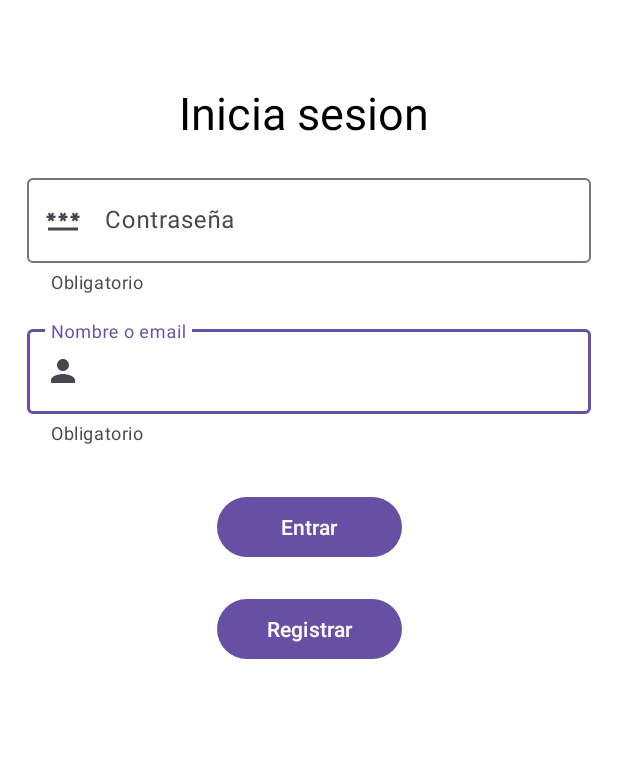
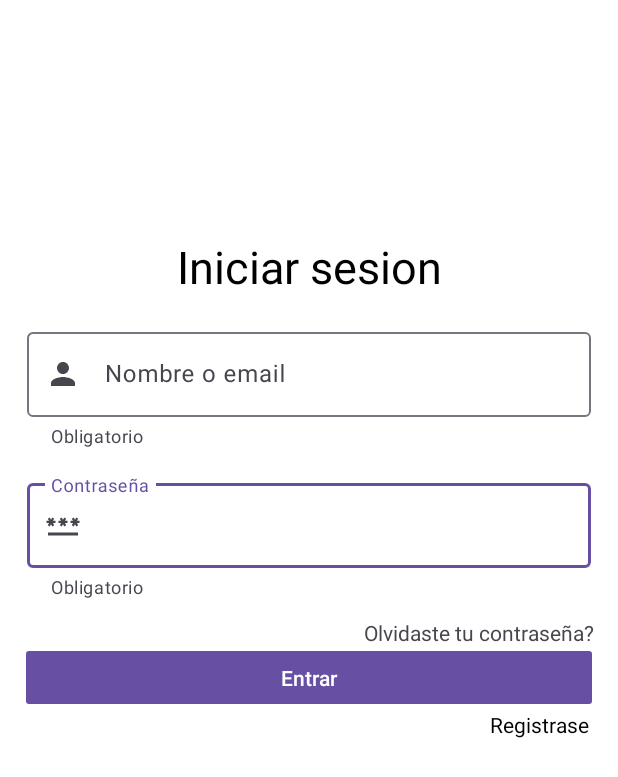
Before and after one commit to Vidal2207/OptiVida-App, an Android app: the screen it shows after launch (LoginActivity), on a phone screen of 412 x 824 dp. Shown: the top 777 px of the screen. Run offline under Robolectric (Android 15) with nearby library versions, the phone set to English and light mode, and no system bars; Roboto replaces fonts that are not available here.

Commit message:
UI Iniciar sesion v2

```diff
--- a/app/src/main/res/layout/activity_login.xml
+++ b/app/src/main/res/layout/activity_login.xml
@@ -13,9 +13,9 @@
         android:layout_width="match_parent"
         android:layout_height="wrap_content"
         android:layout_margin="18dp"
-        android:hint="Nombre o email"
+        android:hint="Contraseña"
         app:helperText="Obligatorio"
-        app:startIconDrawable="@drawable/ic_person"
+        app:startIconDrawable="@drawable/ic_password"
         tools:ignore="MissingConstraints"
         tools:layout_editor_absoluteX="8dp"
         tools:layout_editor_absoluteY="167dp"
@@ -32,15 +32,27 @@
     </com.google.android.material.textfield.TextInputLayout>
 
 
+    <TextView
+        android:id="@+id/textView4"
+        android:layout_width="wrap_content"
+        android:layout_height="wrap_content"
+        android:text="Olvidaste tu contraseña?"
+        app:layout_constraintBottom_toBottomOf="parent"
+        app:layout_constraintEnd_toEndOf="parent"
+        app:layout_constraintHorizontal_bias="0.937"
+        app:layout_constraintStart_toStartOf="parent"
+        app:layout_constraintTop_toBottomOf="@+id/tilNombre"
+        app:layout_constraintVertical_bias="0.032" />
+
     <com.google.android.material.textfield.TextInputLayout
         android:id="@+id/tilPassWord"
         android:layout_width="match_parent"
         android:layout_height="wrap_content"
         android:layout_margin="18dp"
-        android:hint="Contraseña"
+        android:hint="Nombre o email"
         app:helperText="Obligatorio"
         app:layout_constraintTop_toBottomOf="@+id/textView"
-        app:startIconDrawable="@drawable/ic_password"
+        app:startIconDrawable="@drawable/ic_person"
         android:layout_marginTop="300dp">
 
         <com.google.android.material.textfield.TextInputEditText
@@ -52,38 +64,41 @@
     </com.google.android.material.textfield.TextInputLayout>
 
 
-
     <TextView
         android:id="@+id/textView"
         android:layout_width="wrap_content"
         android:layout_height="wrap_content"
-        android:text="Inicia sesion"
+        android:text="Iniciar sesion"
+        android:textColor="@color/black"
         android:textSize="30dp"
+        app:layout_constraintBottom_toBottomOf="parent"
+        app:layout_constraintEnd_toEndOf="parent"
+        app:layout_constraintStart_toStartOf="parent"
+        app:layout_constraintTop_toTopOf="parent"
+        app:layout_constraintVertical_bias="0.201" />
+
+    <TextView
+        android:id="@+id/textView5"
+        android:layout_width="69dp"
+        android:layout_height="20dp"
+        android:text="Registrase"
         android:textColor="@color/black"
         app:layout_constraintBottom_toBottomOf="parent"
         app:layout_constraintEnd_toEndOf="parent"
-        app:layout_constraintHorizontal_bias="0.486"
+        app:layout_constraintHorizontal_bias="0.953"
         app:layout_constraintStart_toStartOf="parent"
-        app:layout_constraintTop_toTopOf="parent"
-        app:layout_constraintVertical_bias="0.07"
-        />
+        app:layout_constraintTop_toBottomOf="@+id/btn"
+        app:layout_constraintVertical_bias="0.0" />
 
     <Button
         android:id="@+id/btn"
-        android:layout_width="123dp"
-        android:layout_height="48dp"
+        android:layout_width="377dp"
+        android:layout_height="43dp"
         android:layout_marginTop="232dp"
         android:text="Entrar"
-        app:layout_constraintEnd_toEndOf="parent"
-        app:layout_constraintStart_toStartOf="parent"
-        app:layout_constraintTop_toBottomOf="@+id/textView" />
-
-    <Button
-        android:id="@+id/btnRegistrar"
-        android:layout_width="123dp"
-        android:layout_height="48dp"
-        android:layout_marginTop="300dp"
-        android:text="Registrar"
+        android:textAlignment="center"
+        android:textFontWeight="@integer/material_motion_duration_long_2"
+        app:cornerRadius="@dimen/cardview_default_radius"
         app:layout_constraintEnd_toEndOf="parent"
         app:layout_constraintStart_toStartOf="parent"
         app:layout_constraintTop_toBottomOf="@+id/textView" />
```
